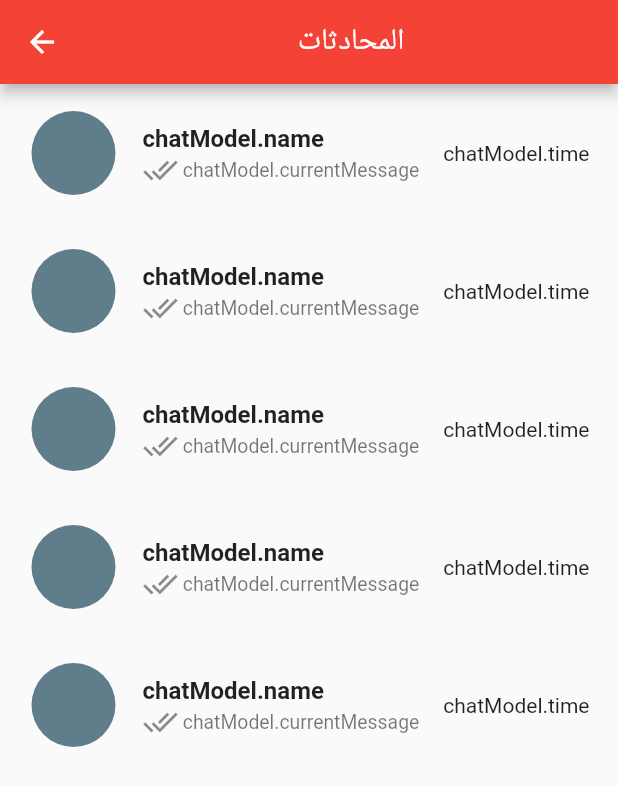
After one commit to mernaketana/Shoghly-App, a Flutter app: the ChatScreen screen opened directly, on a phone screen of 412 x 824 dp. The commit adds this screen. Shown: the top 786 px of the screen. Run offline on Flutter 3.47's test engine with Material 2 defaults, Android fonts, the phone set to English and light mode, and no system bars; our stand-ins replace cached_network_image, flutter_dotenv, flutter_rating_bar, flutter_spinkit, image_picker, shared_preferences; missing offline and left inert: comment_box; accounts and stored records are empty.

Commit message:
initial chat ui

```diff
--- /dev/null
+++ b/lib/models/chat.dart
@@ -0,0 +1,7 @@
+class Chat {
+  String recieverId;
+  String message;
+  String attachment;
+
+  Chat(this.recieverId, this.attachment, this.message);
+}
--- a/lib/providers/project.dart
+++ b/lib/providers/project.dart
@@ -67,7 +67,9 @@ class Project with ChangeNotifier {
           urls: accessProjects[i]["pictures"],
           projectId: accessProjects[i]["id"],
         );
-        projects.add(currentProject);
+        if (currentProject.urls != null) {
+          projects.add(currentProject);
+        }
       }
       // ignore: unnecessary_null_comparison
       if (data == null) {
--- /dev/null
+++ b/lib/screens/chat_screen.dart
@@ -0,0 +1,30 @@
+import 'package:flutter/material.dart';
+
+import '../widgets/chat_card.dart';
+
+class ChatScreen extends StatefulWidget {
+  const ChatScreen({Key? key}) : super(key: key);
+
+  @override
+  _ChatScreenState createState() => _ChatScreenState();
+}
+
+class _ChatScreenState extends State<ChatScreen> {
+  @override
+  Widget build(BuildContext context) {
+    return Scaffold(
+      appBar: AppBar(
+        title: const Center(child: Text('المحادثات')),
+      ),
+      body: ListView.builder(
+          itemCount: 5,
+          // widget.chatmodels.length,
+          itemBuilder: (contex, index) => const ChatCard()
+          // CustomCard(
+          //   chatModel: widget.chatmodels[index],
+          //   sourchat: widget.sourchat,
+          // ),
+          ),
+    );
+  }
+}
--- a/lib/screens/gallery_screen.dart
+++ b/lib/screens/gallery_screen.dart
@@ -88,7 +88,7 @@ class _GalleryScreenState extends State<GalleryScreen> {
                               borderRadius: BorderRadius.circular(15),
                               child: Stack(
                                 children: <Widget>[
-                                  if (projects[index].urls != null)
+                                  if (projects[index].urls![0] != null)
                                     ClipRRect(
                                       borderRadius: const BorderRadius.all(
                                           Radius.circular(15)),
--- a/lib/screens/page_controller_screen.dart
+++ b/lib/screens/page_controller_screen.dart
@@ -2,6 +2,7 @@ import 'package:flutter/material.dart';
 import 'package:flutter_spinkit/flutter_spinkit.dart';
 import 'package:project/models/comment.dart';
 import 'package:project/models/employee.dart';
+import 'package:project/screens/chat_screen.dart';
 import 'package:project/screens/favourites_screen.dart';
 import 'package:project/screens/gallery_screen.dart';
 import 'package:project/screens/settings_screen.dart';
@@ -79,12 +80,14 @@ class _PageControllerScreenState extends State<PageControllerScreen> {
                 MyAccountScreen(),
                 CategoriesScreen(),
                 GalleryScreen(),
+                ChatScreen(),
                 MainSettingsScreen(),
               ]
             : const [
                 MyAccountScreen(),
                 CategoriesScreen(),
                 FavouritesScreen(),
+                ChatScreen(),
                 MainSettingsScreen(),
               ];
 
@@ -99,6 +102,8 @@ class _PageControllerScreenState extends State<PageControllerScreen> {
                 BottomNavigationBarItem(
                     icon: Icon(Icons.photo_library), label: 'معرضي'),
                 BottomNavigationBarItem(
+                    icon: Icon(Icons.chat), label: 'المحادثات'),
+                BottomNavigationBarItem(
                     icon: Icon(Icons.settings), label: 'الاعدادات'),
               ]
             : const [
@@ -108,6 +113,8 @@ class _PageControllerScreenState extends State<PageControllerScreen> {
                     icon: Icon(Icons.category), label: 'الحرف'),
                 BottomNavigationBarItem(
                     icon: Icon(Icons.favorite), label: 'المفضلات'),
+                BottomNavigationBarItem(
+                    icon: Icon(Icons.chat), label: 'المحادثات'),
                 BottomNavigationBarItem(
                     icon: Icon(Icons.settings), label: 'الاعدادات'),
               ];
--- /dev/null
+++ b/lib/widgets/chat_card.dart
@@ -0,0 +1,59 @@
+import 'package:flutter/material.dart';
+
+class ChatCard extends StatelessWidget {
+  const ChatCard({Key? key}) : super(key: key);
+
+  @override
+  Widget build(BuildContext context) {
+    return InkWell(
+      onTap: () {
+        // Navigator.push(
+        //     context,
+        //     MaterialPageRoute(
+        //         builder: (contex) => IndividualPage(
+        //               chatModel: chatModel,
+        //               sourchat: sourchat,
+        //             )));
+      },
+      child: Padding(
+        padding: const EdgeInsets.symmetric(vertical: 10, horizontal: 3),
+        child: ListTile(
+          leading: CircleAvatar(
+            radius: 30,
+            // child: SvgPicture.asset(
+            //   chatModel.isGroup ? "assets/groups.svg" : "assets/person.svg",
+            //   color: Colors.white,
+            //   height: 36,
+            //   width: 36,
+            // ),
+            backgroundColor: Colors.blueGrey,
+          ),
+          title: Text(
+            'chatModel.name',
+            style: TextStyle(
+              fontSize: 16,
+              fontWeight: FontWeight.bold,
+            ),
+          ),
+          subtitle: FittedBox(
+            child: Row(
+              children: [
+                Icon(Icons.done_all),
+                SizedBox(
+                  width: 3,
+                ),
+                Text(
+                  'chatModel.currentMessage',
+                  style: TextStyle(
+                    fontSize: 13,
+                  ),
+                ),
+              ],
+            ),
+          ),
+          trailing: Text('chatModel.time'),
+        ),
+      ),
+    );
+  }
+}
--- a/pubspec.yaml
+++ b/pubspec.yaml
@@ -43,6 +43,7 @@ dependencies:
   animated_splash_screen: ^1.2.0
   flutter_spinkit: ^5.1.0
   nine_grid_view: ^2.0.0
+  socket_io_client: ^1.0.2
 
 
   # The following adds the Cupertino Icons font to your application.
```
Also changed, not shown: pubspec.lock.
